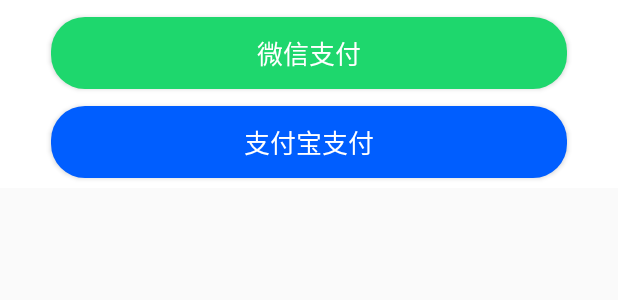
After one commit to tianbao722/-, an Android app: the layout layout_popupwindow_zhifu.xml on its own in the app's theme, with its tools: preview values and no code run, on a phone screen of 412 x 824 dp. The commit adds this screen. Shown: the top 300 px of the screen. Run offline under Robolectric (Android 15) with nearby library versions, the phone set to English and light mode, and no system bars.

Commit message:
电商项目

```diff
--- /dev/null
+++ b/app/src/main/res/drawable/shape_weixin.xml
@@ -0,0 +1,5 @@
+<?xml version="1.0" encoding="utf-8"?>
+<shape xmlns:android="http://schemas.android.com/apk/res/android">
+    <corners android:radius="@dimen/sp_20" />
+    <solid android:color="#1ED76D" />
+</shape>
--- /dev/null
+++ b/app/src/main/res/drawable/shape_zhifubao.xml
@@ -0,0 +1,5 @@
+<?xml version="1.0" encoding="utf-8"?>
+<shape xmlns:android="http://schemas.android.com/apk/res/android">
+    <corners android:radius="@dimen/sp_20" />
+    <solid android:color="#005EFF" />
+</shape>
--- /dev/null
+++ b/app/src/main/res/layout/layout_popupwindow_zhifu.xml
@@ -0,0 +1,31 @@
+<?xml version="1.0" encoding="utf-8"?>
+<LinearLayout xmlns:android="http://schemas.android.com/apk/res/android"
+    android:layout_width="match_parent"
+    android:layout_height="@dimen/dp_110"
+    android:background="#ffffff"
+    android:orientation="vertical">
+
+    <Button
+        android:id="@+id/btn_weixin"
+        android:layout_width="match_parent"
+        android:layout_height="wrap_content"
+        android:layout_marginLeft="@dimen/dp_30"
+        android:layout_marginTop="@dimen/sp_10"
+        android:layout_marginRight="@dimen/dp_30"
+        android:background="@drawable/shape_weixin"
+        android:text="微信支付"
+        android:textColor="#ffffff"
+        android:textSize="@dimen/sp_15" />
+
+    <Button
+        android:id="@+id/btn_zhifubao"
+        android:layout_width="match_parent"
+        android:layout_height="wrap_content"
+        android:layout_marginLeft="@dimen/dp_30"
+        android:layout_marginTop="@dimen/sp_10"
+        android:layout_marginRight="@dimen/dp_30"
+        android:background="@drawable/shape_zhifubao"
+        android:text="支付宝支付"
+        android:textColor="#ffffff"
+        android:textSize="@dimen/sp_15" />
+</LinearLayout>
```
Also changed, not shown: app/src/main/java/com/example/xm2/ui/shopp/XiaDanActivity.java (+50 -1 lines).
